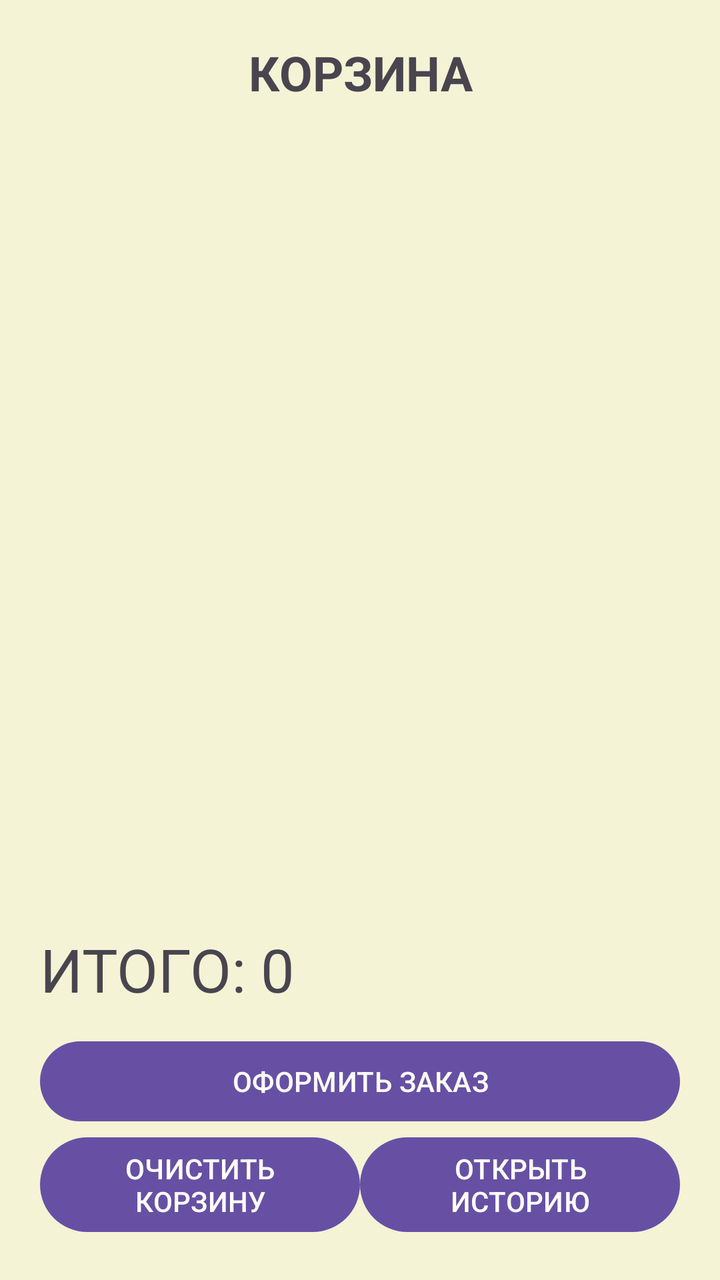
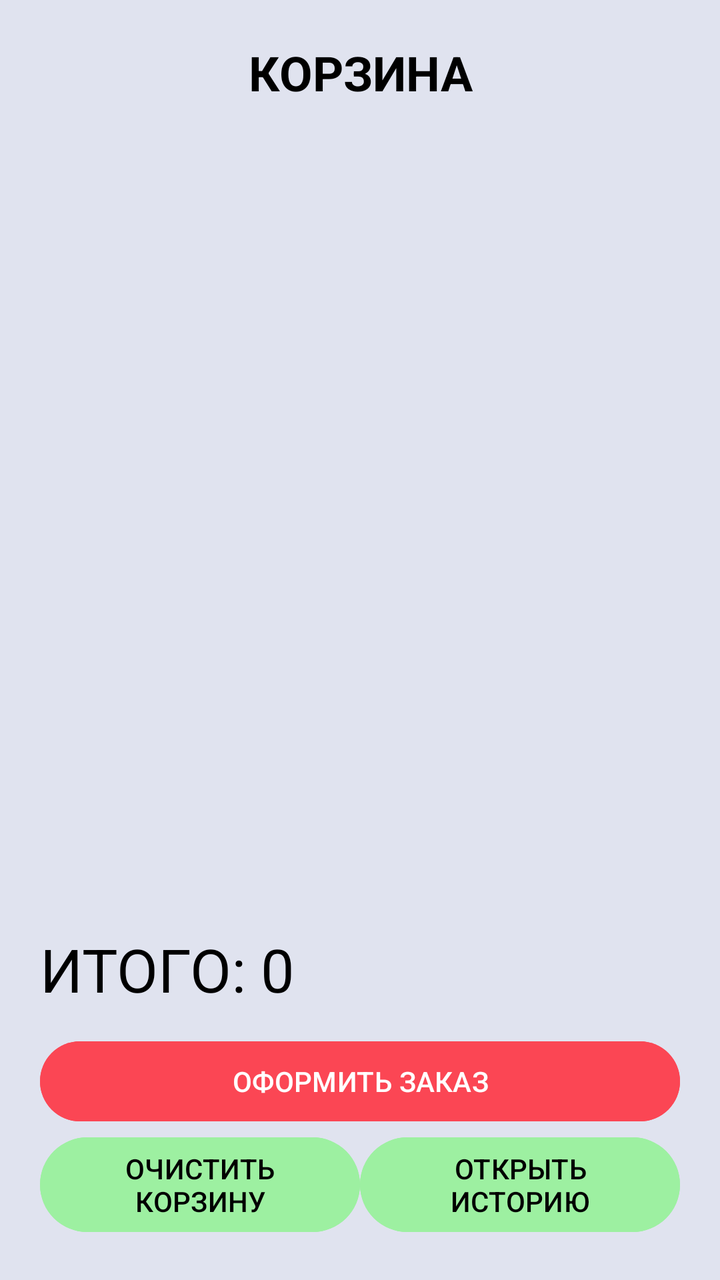

The first picture is an Android layout as it rendered before a commit; the second is the same layout after the commit. The layout source and the unified diff follow.
<!-- AndroidManifest.xml: application theme Theme.MyApplicationShopNew -->
<!-- res/layout/activity_cart.xml -->
<?xml version="1.0" encoding="utf-8"?>
<LinearLayout xmlns:android="http://schemas.android.com/apk/res/android"
    android:layout_width="match_parent"
    android:layout_height="match_parent"
    android:orientation="vertical"
    android:padding="20dp"
    android:background="#F4F3D5">

    <TextView
        android:id="@+id/tvCartTitle"
        android:layout_width="match_parent"
        android:layout_height="wrap_content"
        android:text="КОРЗИНА"
        android:textStyle="bold"
        android:textSize="24sp"
        android:textAlignment="center"
        android:layout_marginBottom="15dp"/>

    <androidx.recyclerview.widget.RecyclerView
        android:id="@+id/tvCartList"
        android:layout_width="match_parent"
        android:layout_height="0dp"
        android:layout_weight="1"
        />

    <TextView
        android:id="@+id/tvCartTitleSum"
        android:layout_width="match_parent"
        android:layout_height="wrap_content"
        android:text="ИТОГО: 0"
        android:textSize="30sp"
        android:paddingBottom="12dp"
        android:paddingTop="12dp"/>

    <Button
        android:id="@+id/btnMakeOrder"
        android:layout_width="match_parent"
        android:layout_height="wrap_content"
        android:text="ОФОРМИТЬ ЗАКАЗ"/>

    <LinearLayout
        android:layout_width="match_parent"
        android:layout_height="wrap_content">

        <Button
    android:id="@+id/btnClearCart"
    android:layout_width="0dp"
            android:layout_weight="1"
    android:layout_height="wrap_content"
    android:text="ОЧИСТИТЬ КОРЗИНУ"/>

        <Button
            android:id="@+id/btnOoenHistory"
            android:layout_width="0dp"
            android:layout_weight="1"
            android:layout_height="wrap_content"
            android:text="ОТКРЫТЬ ИСТОРИЮ"/>
</LinearLayout>


</LinearLayout>
<!-- resources referenced by this layout -->
<resources>
  <style name="Theme.MyApplicationShopNew" parent="Base.Theme.MyApplicationShopNew" />
  <style name="Base.Theme.MyApplicationShopNew" parent="Theme.Material3.DayNight.NoActionBar">
          
          
      </style>
</resources>

<!-- the commit's change to res/layout/activity_cart.xml (unified diff, before → after) -->
@@ -4,7 +4,7 @@
     android:layout_height="match_parent"
     android:orientation="vertical"
     android:padding="20dp"
-    android:background="#F4F3D5">
+    android:background="@color/background_main">
 
     <TextView
         android:id="@+id/tvCartTitle"
@@ -14,7 +14,8 @@
         android:textStyle="bold"
         android:textSize="24sp"
         android:textAlignment="center"
-        android:layout_marginBottom="15dp"/>
+        android:layout_marginBottom="15dp"
+        android:textColor="@color/black"/>
 
     <androidx.recyclerview.widget.RecyclerView
         android:id="@+id/tvCartList"
@@ -28,6 +29,7 @@
         android:layout_width="match_parent"
         android:layout_height="wrap_content"
         android:text="ИТОГО: 0"
+        android:textColor="@color/black"
         android:textSize="30sp"
         android:paddingBottom="12dp"
         android:paddingTop="12dp"/>
@@ -36,7 +38,8 @@
         android:id="@+id/btnMakeOrder"
         android:layout_width="match_parent"
         android:layout_height="wrap_content"
-        android:text="ОФОРМИТЬ ЗАКАЗ"/>
+        android:text="ОФОРМИТЬ ЗАКАЗ"
+        android:backgroundTint="#FB4654"/>
 
     <LinearLayout
         android:layout_width="match_parent"
@@ -47,14 +50,18 @@
     android:layout_width="0dp"
             android:layout_weight="1"
     android:layout_height="wrap_content"
-    android:text="ОЧИСТИТЬ КОРЗИНУ"/>
+    android:text="ОЧИСТИТЬ КОРЗИНУ"
+            android:textColor="@color/black"
+            android:backgroundTint="#9DF0A1"/>
 
         <Button
             android:id="@+id/btnOoenHistory"
             android:layout_width="0dp"
             android:layout_weight="1"
             android:layout_height="wrap_content"
-            android:text="ОТКРЫТЬ ИСТОРИЮ"/>
+            android:text="ОТКРЫТЬ ИСТОРИЮ"
+            android:textColor="@color/black"
+            android:backgroundTint="#9DF0A1"/>
 </LinearLayout>
 
 
<!-- resource entries referenced after the edit -->
@@ -1,5 +1,7 @@
 <!-- resources referenced by this layout -->
 <resources>
+  <color name="background_main">#E0E3EF</color>
+  <color name="black">#FF000000</color>
   <style name="Theme.MyApplicationShopNew" parent="Base.Theme.MyApplicationShopNew" />
   <style name="Base.Theme.MyApplicationShopNew" parent="Theme.Material3.DayNight.NoActionBar">
           
